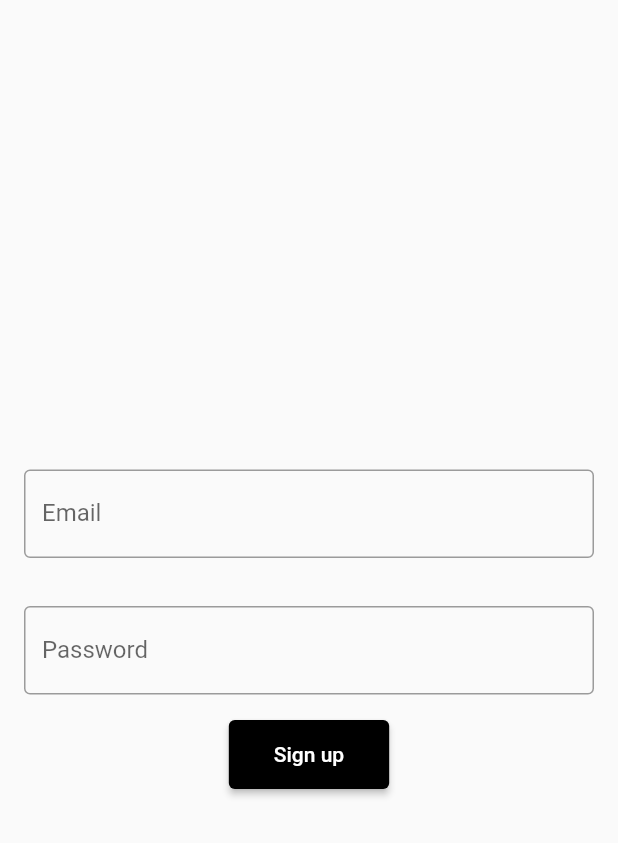
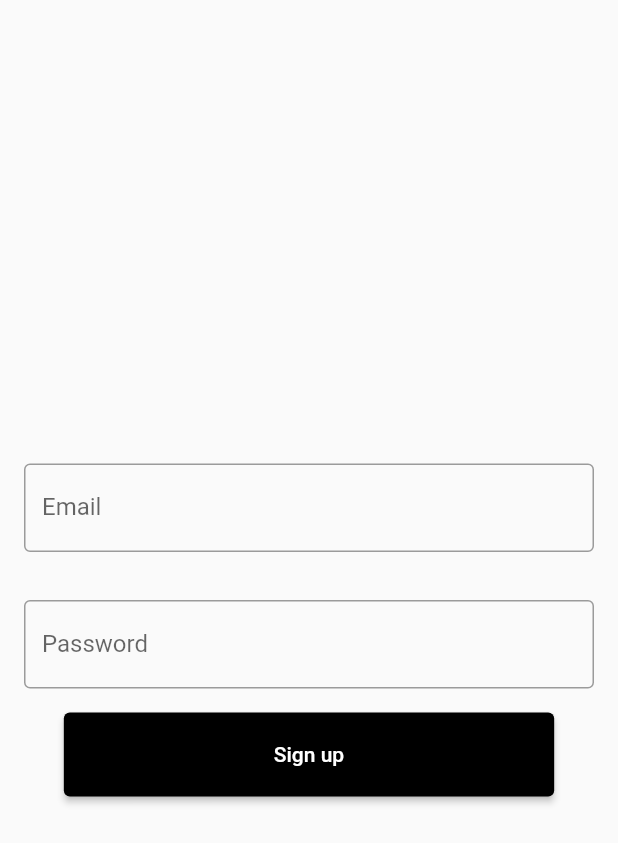
Before and after one commit to datgerhardt/trolley, a Flutter app: the screen it shows after launch, after a tap on "Sign Up", on a phone screen of 412 x 824 dp. Shown: the top 843 px of the screen. Run offline on Flutter 3.47's test engine with Material 2 defaults, Android fonts, the phone set to English and light mode, and no system bars; our stand-ins replace camera, firebase_auth, firebase_core; accounts and stored records are empty.

Commit message:
Fix errors of merge and button ui changes

```diff
--- a/lib/camera.dart
+++ b/lib/camera.dart
@@ -2,8 +2,6 @@ import 'package:camera/camera.dart';
 import 'package:flutter/cupertino.dart';
 import 'package:flutter/material.dart';
 import 'package:trolley/screen/imageDisplay.dart';
-
-import 'imageDisplay.dart';
 
 class TakePictureScreen extends StatefulWidget {
   static const String idscreen = 'camera';
--- a/lib/screen/sign_in.dart
+++ b/lib/screen/sign_in.dart
@@ -16,7 +16,7 @@ class _SignInState extends State<SignIn> {
     final ButtonStyle style = ElevatedButton.styleFrom(
       // background color
       primary: Colors.black,
-      padding: EdgeInsets.symmetric(horizontal: 30, vertical: 15),
+      padding: EdgeInsets.symmetric(horizontal: 140, vertical: 20),
       //textStyle: TextStyle(fontSize: 20),
     );
 
@@ -57,7 +57,7 @@ class _SignInState extends State<SignIn> {
                     email: emailController.text,
                     password: passwordController.text);
               },
-              child: Text("Sign in"),
+              child: Text("Sign In"),
             ),
           ),
           Padding(
--- a/lib/screen/sign_up.dart
+++ b/lib/screen/sign_up.dart
@@ -14,12 +14,11 @@ class _SignUpState extends State<SignUp> {
   final TextEditingController emailController = TextEditingController();
   final TextEditingController passwordController = TextEditingController();
   final ButtonStyle style = ElevatedButton.styleFrom(
-      // background color
-      primary: Colors.black,
-      padding: EdgeInsets.symmetric(horizontal: 30, vertical: 15),
-      //textStyle: TextStyle(fontSize: 20),
-    );
-
+    // background color
+    primary: Colors.black,
+    padding: EdgeInsets.symmetric(horizontal: 140, vertical: 20),
+    //textStyle: TextStyle(fontSize: 20),
+  );
 
   @override
   Widget build(BuildContext context) {
```
